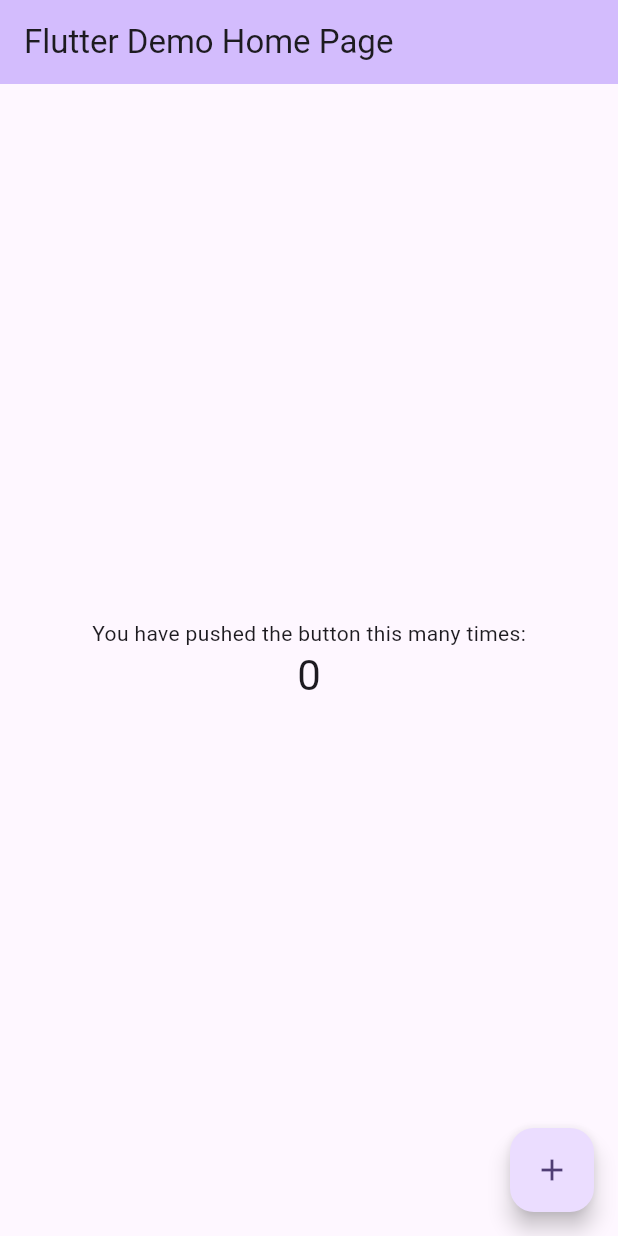
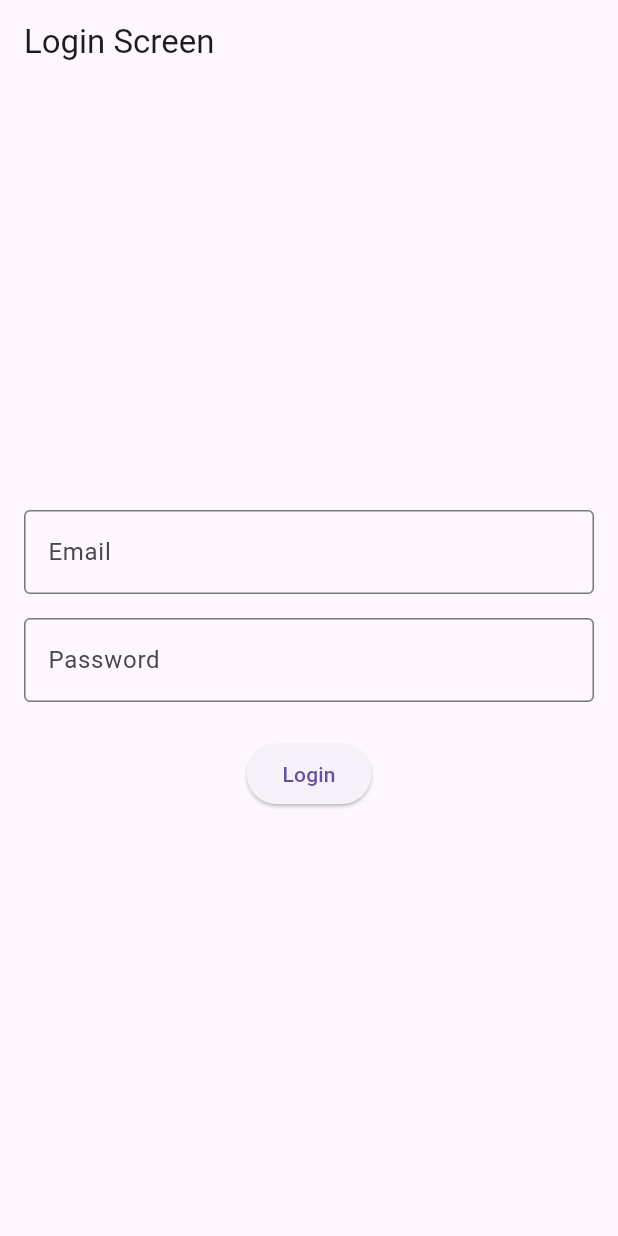
Before and after one commit to iammofidul/patrol-integration-test, a Flutter app: the screen it shows after launch, on a phone screen of 412 x 824 dp. Run offline on Flutter 3.47's test engine with Material 3 defaults, Android fonts, the phone set to English and light mode, and no system bars; our stand-ins replace permission_handler.

Commit message:
login and notification test added

```diff
--- a/lib/main.dart
+++ b/lib/main.dart
@@ -1,4 +1,6 @@
 import 'package:flutter/material.dart';
+
+import 'notification_screen.dart';
 
 void main() {
   runApp(const MyApp());
@@ -6,63 +8,73 @@ void main() {
 
 class MyApp extends StatelessWidget {
   const MyApp({super.key});
+
   @override
   Widget build(BuildContext context) {
     return MaterialApp(
-      title: 'Flutter Demo',
+      title: 'Notification Permission App',
       theme: ThemeData(
-        colorScheme: ColorScheme.fromSeed(seedColor: Colors.deepPurple),
-        useMaterial3: true,
+        primarySwatch: Colors.blue,
       ),
-      home: const MyHomePage(title: 'Flutter Demo Home Page'),
+      home: HomeScreen(),
     );
   }
 }
 
-class MyHomePage extends StatefulWidget {
-  const MyHomePage({super.key, required this.title});
-
-  final String title;
-
-  @override
-  State<MyHomePage> createState() => _MyHomePageState();
-}
-
-class _MyHomePageState extends State<MyHomePage> {
-  int _counter = 0;
-
-  void _incrementCounter() {
-    setState(() {
-      _counter++;
-    });
-  }
+class HomeScreen extends StatelessWidget {
+  final TextEditingController emailController = TextEditingController();
+  final TextEditingController passwordController = TextEditingController();
 
   @override
   Widget build(BuildContext context) {
     return Scaffold(
       appBar: AppBar(
-        backgroundColor: Theme.of(context).colorScheme.inversePrimary,
-        title: Text(widget.title),
+        title: Text('Login Screen'),
       ),
-      body: Center(
+      body: Padding(
+        padding: const EdgeInsets.all(16.0),
         child: Column(
           mainAxisAlignment: MainAxisAlignment.center,
-          children: <Widget>[
-            const Text(
-              'You have pushed the button this many times:',
+          children: [
+            TextField(
+              key: ValueKey("email"),
+              controller: emailController,
+              decoration: InputDecoration(
+                labelText: 'Email',
+                border: OutlineInputBorder(),
+              ),
             ),
-            Text(
-              '$_counter',
-              style: Theme.of(context).textTheme.headlineMedium,
+            SizedBox(height: 16),
+            TextField(
+              key: ValueKey('password'),
+              controller: passwordController,
+              decoration: InputDecoration(
+                labelText: 'Password',
+                border: OutlineInputBorder(),
+              ),
+              obscureText: true,
+            ),
+            SizedBox(height: 24),
+            ElevatedButton(
+              onPressed: () {
+
+                if(emailController.text.isEmpty||passwordController.text.isEmpty){
+                  return;
+                }
+                if(emailController.text!='email@example.com'||passwordController.text!='password'){
+                  return;
+                }
+
+                Navigator.push(
+                  context,
+                  MaterialPageRoute(builder: (context) => const NotificationScreen()),
+                );
+              },
+              child: Text('Login',key: ValueKey('login'),),
             ),
           ],
         ),
       ),
-      floatingActionButton: FloatingActionButton(
-        onPressed: _incrementCounter,
-        tooltip: 'Increment',
-        child: const Icon(Icons.add),
-      ), // This trailing comma makes auto-formatting nicer for build methods.
     );
   }
 }
--- a/pubspec.yaml
+++ b/pubspec.yaml
@@ -35,6 +35,7 @@ dependencies:
   # The following adds the Cupertino Icons font to your application.
   # Use with the CupertinoIcons class for iOS style icons.
   cupertino_icons: ^1.0.8
+  permission_handler: ^10.3.0
 
 dev_dependencies:
   flutter_test:
```
Also changed, not shown: lib/notification_screen.dart (added, +39 -0 lines), pubspec.lock, 5 other files.
